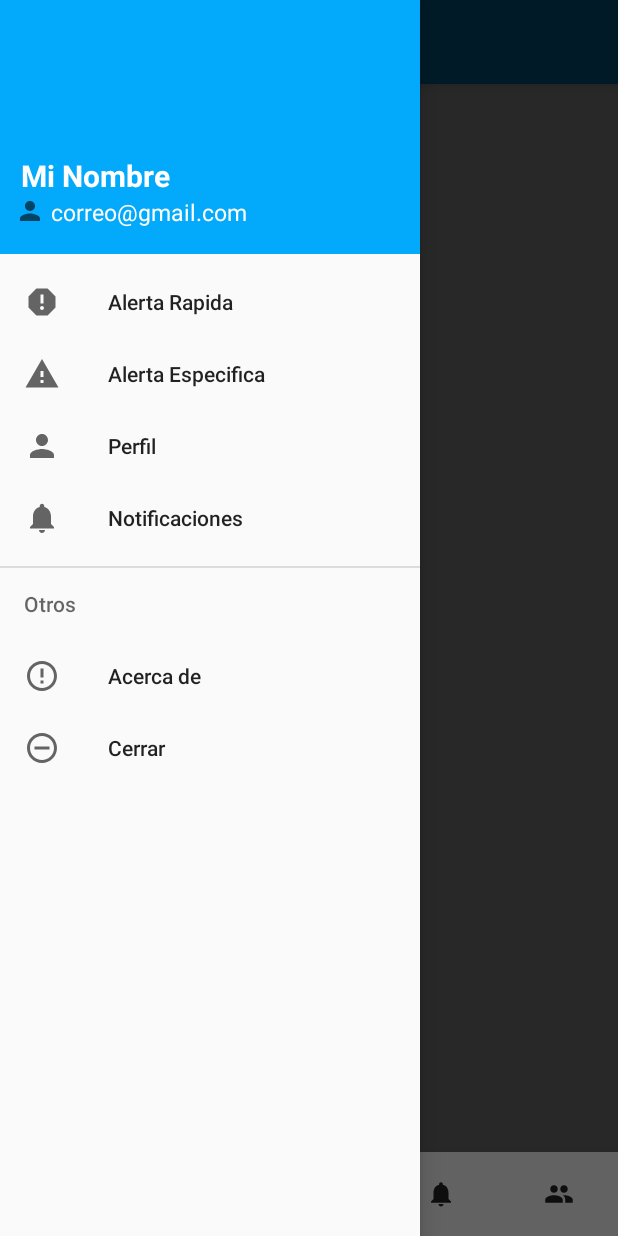
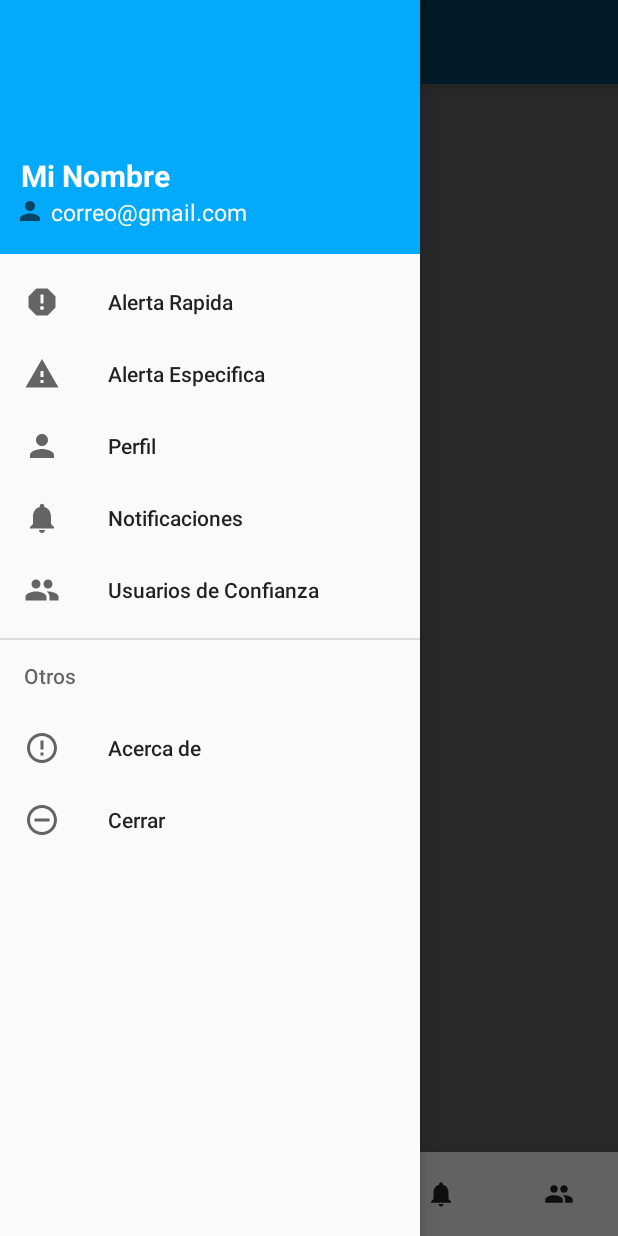
Before and after one commit to Carlosfg1021/AlertaUmg, an Android app: the Contenedor screen opened directly, with no data from a screen before it, with the side drawer open, on a phone screen of 412 x 824 dp. Run offline under Robolectric (Android 15) with nearby library versions, the phone set to English and light mode, and no system bars; our stand-ins replace CircleImageView.

Commit message:
Nuevo fragment

```diff
--- a/app/src/main/java/com/example/alertaumg/Contenedor.java
+++ b/app/src/main/java/com/example/alertaumg/Contenedor.java
@@ -97,7 +97,7 @@ public class Contenedor extends AppCompatActivity implements BottomNavigationVie
                         drawerLayout.closeDrawers();
                         break;
 
-                    case R.id.btn_nav_usuariosconfianza:
+                    case R.id.btn_nav_usuarios_iz:
                         fragment = new Notificaciones();
                         menuNavegacion.setSelectedItemId(R.id.btn_nav_usuariosconfianza);
                         drawerLayout.closeDrawers();
--- a/app/src/main/res/menu/drawe_lateral.xml
+++ b/app/src/main/res/menu/drawe_lateral.xml
@@ -20,6 +20,10 @@
             android:icon="@drawable/ic_notificacion"
             android:title="Notificaciones"/>
 
+        <item android:id="@+id/btn_nav_usuarios_iz"
+            android:icon="@drawable/ic_usuarios"
+            android:title="Usuarios de Confianza"/>
+
     </group>
 
     <item android:title="Otros">
```
